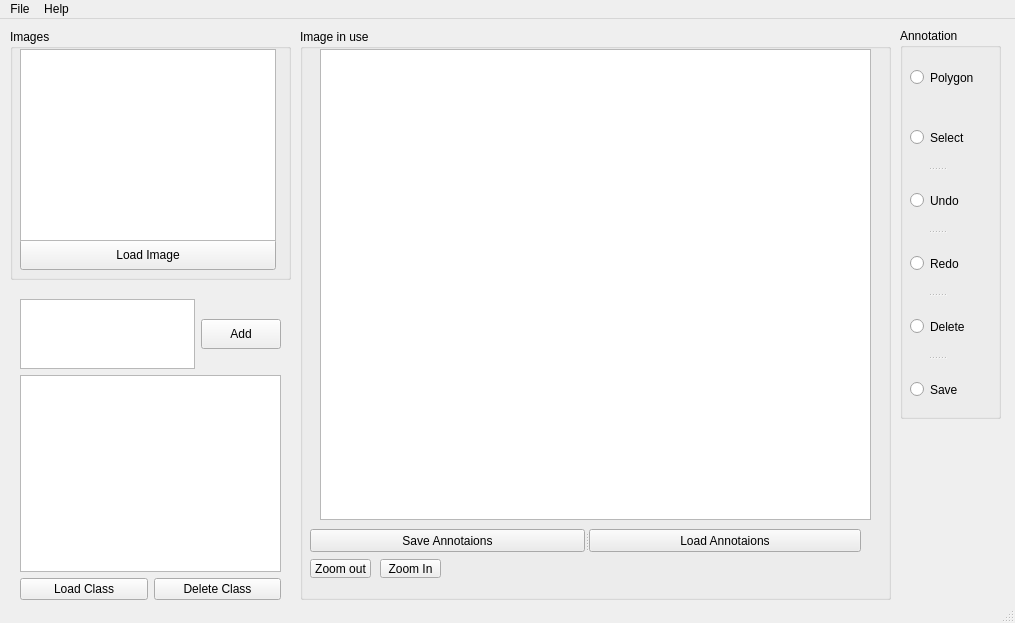
SDI-Group-35/Project, file mainwindow.ui: the form before one commit.
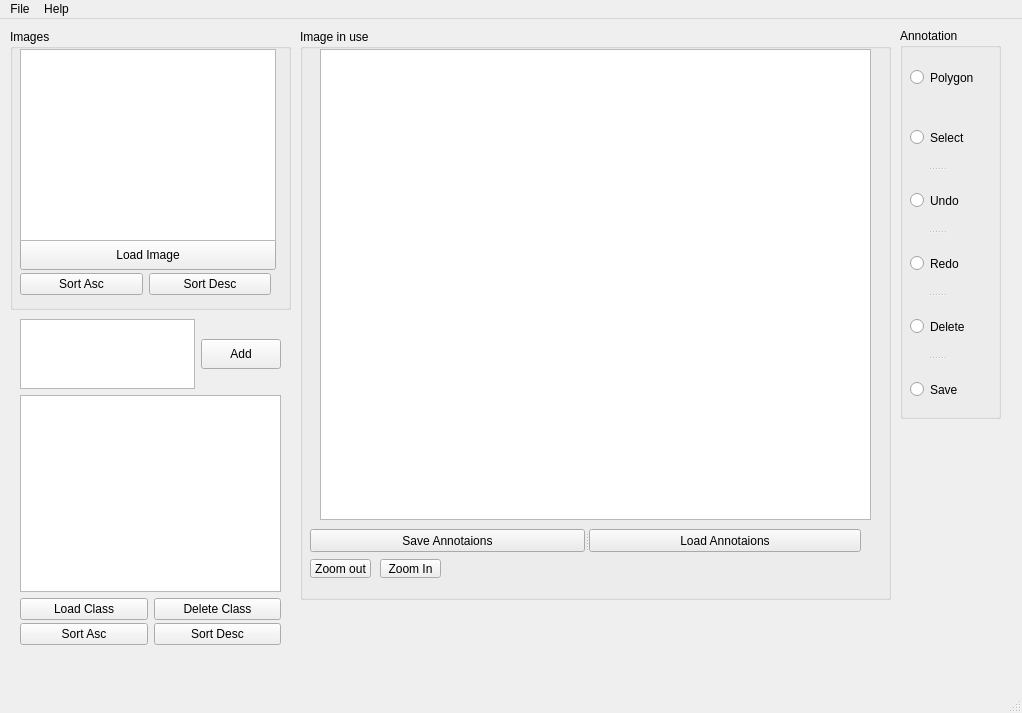
The form after the commit.

Patch:
```diff
--- a/mainwindow.ui
+++ b/mainwindow.ui
@@ -6,8 +6,8 @@
    <rect>
     <x>0</x>
     <y>0</y>
-    <width>1015</width>
-    <height>623</height>
+    <width>1022</width>
+    <height>713</height>
    </rect>
   </property>
   <property name="windowTitle">
@@ -43,7 +43,7 @@
       <x>10</x>
       <y>10</y>
       <width>281</width>
-      <height>251</height>
+      <height>281</height>
      </rect>
     </property>
     <property name="title">
@@ -77,6 +77,32 @@
       </rect>
      </property>
     </widget>
+    <widget class="QWidget" name="">
+     <property name="geometry">
+      <rect>
+       <x>10</x>
+       <y>240</y>
+       <width>251</width>
+       <height>30</height>
+      </rect>
+     </property>
+     <layout class="QHBoxLayout" name="horizontalLayout_3">
+      <item>
+       <widget class="QPushButton" name="imgSortAsc">
+        <property name="text">
+         <string>Sort Asc</string>
+        </property>
+       </widget>
+      </item>
+      <item>
+       <widget class="QPushButton" name="imgSortDesc">
+        <property name="text">
+         <string>Sort Desc</string>
+        </property>
+       </widget>
+      </item>
+     </layout>
+    </widget>
    </widget>
    <widget class="QGroupBox" name="groupBox_3">
     <property name="geometry">
@@ -208,7 +234,7 @@
     <property name="geometry">
      <rect>
       <x>20</x>
-      <y>280</y>
+      <y>300</y>
       <width>261</width>
       <height>301</height>
      </rect>
@@ -264,6 +290,32 @@
      </item>
     </layout>
    </widget>
+   <widget class="QWidget" name="">
+    <property name="geometry">
+     <rect>
+      <x>20</x>
+      <y>600</y>
+      <width>261</width>
+      <height>30</height>
+     </rect>
+    </property>
+    <layout class="QHBoxLayout" name="horizontalLayout_4">
+     <item>
+      <widget class="QPushButton" name="classSortAsc">
+       <property name="text">
+        <string>Sort Asc</string>
+       </property>
+      </widget>
+     </item>
+     <item>
+      <widget class="QPushButton" name="classSortDesc">
+       <property name="text">
+        <string>Sort Desc</string>
+       </property>
+      </widget>
+     </item>
+    </layout>
+   </widget>
    <zorder>splitter_3</zorder>
    <zorder>splitter_5</zorder>
    <zorder>groupBox_4</zorder>
@@ -278,8 +330,8 @@
     <rect>
      <x>0</x>
      <y>0</y>
-     <width>1015</width>
-     <height>21</height>
+     <width>1022</width>
+     <height>26</height>
     </rect>
    </property>
    <widget class="QMenu" name="menuImages">
```
Left out of the diff: 2 changed lines with no effect on the pictures.
